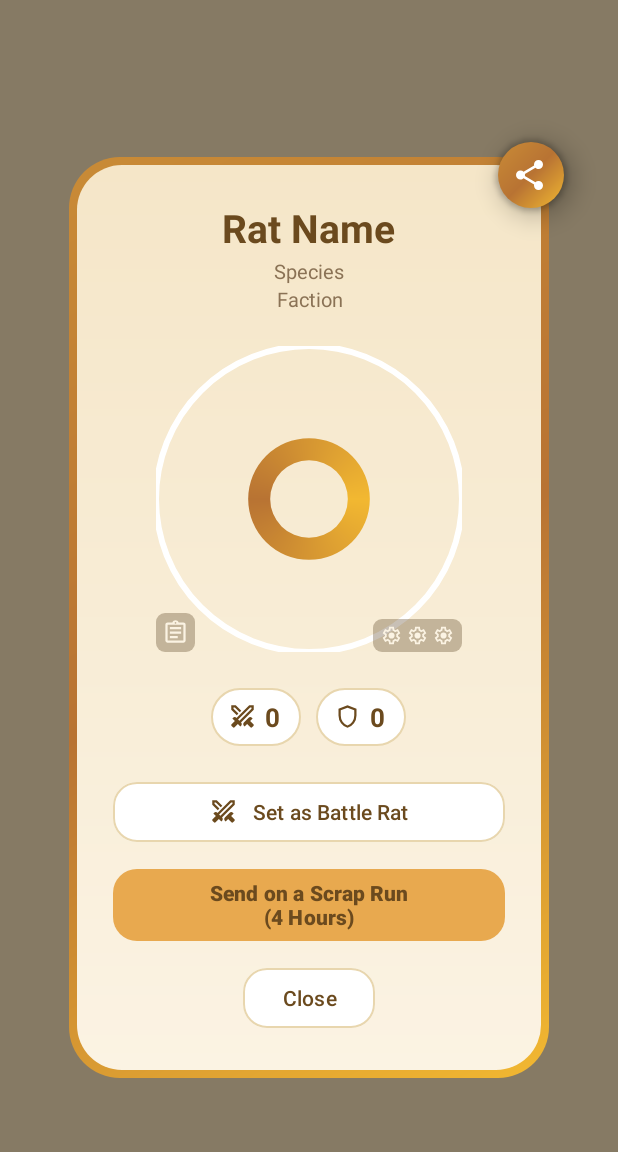
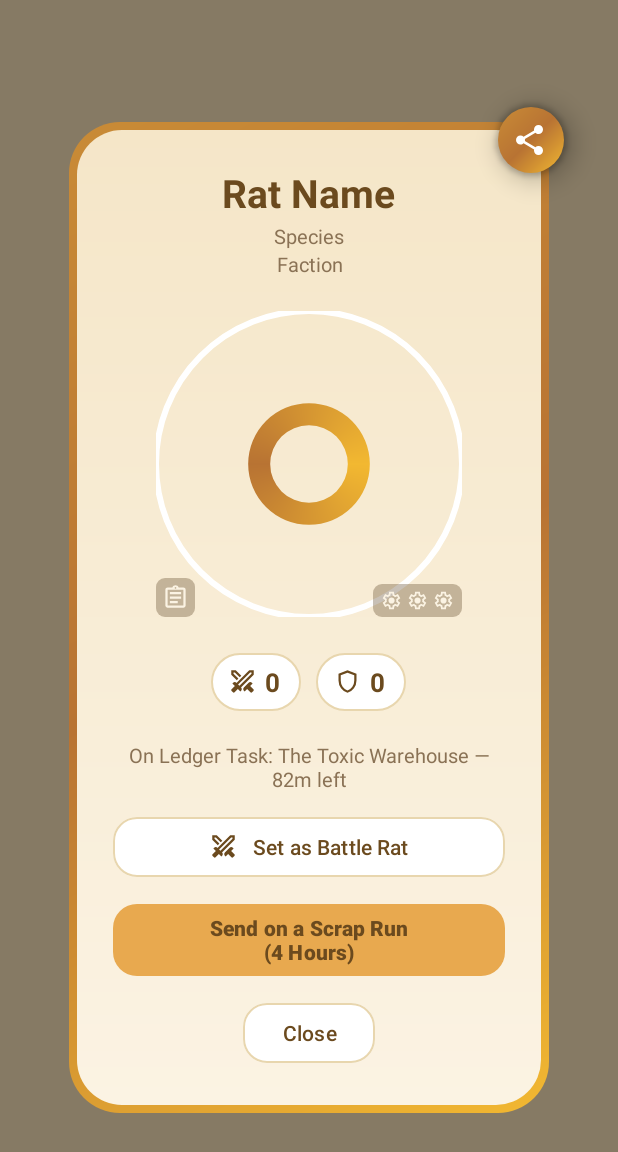
Before and after one commit to jmatts94-gif/RatKingRecon, an Android app: the layout dialog_enlarged_rat.xml on its own in the app's theme, with its tools: preview values and no code run, on a phone screen of 412 x 824 dp. Shown: the top 1152 px of the screen. Run offline under Robolectric (Android 15) with nearby library versions, the phone set to English and light mode, and no system bars.

Commit message:
Cover Ledger Tasks too, not just the Scrap Run - and wobble harder
Requested directly: "i have three rats on tasks, and only one is
currently showing the new symbol... We need them all to show the new
symbol and show that they are on a task when the rat is enlarged."
The previous pass only checked ShopEffects.KEY_EXPEDITION_ACTIVE - the
single-rat Scrap Run - and had no idea a rat could just as well be out
on one of the three concurrent Ledger Task slots (M1/M2/M3), each with
its own rat named against LedgerTasks.assignedRatKey.

LedgerTasks.runningTierFor(prefs, ratId) is the one new piece: which
running slot, if any, currently names this rat - a search rather than
a single lookup, since up to three slots can each name a different rat
at once. RatCardAdapter's badge and EnlargedRatDialog's badge/status
both now check this alongside the existing Scrap Run check, either one
alone being enough to show it - the two are genuinely independent
(naming a rat for a task's bonus was already documented as not
reserving it, so the same rat can be on a Ledger Task and still read
"Send on a Scrap Run" on its own deploy button, which is exactly what
testing this showed).

The enlarged dialog gets its own new status line for a Ledger Task -
"On Ledger Task: <title> — <mins>m left" - rather than folding it into
the deploy button, since that button is specifically about the Scrap
Run and would otherwise say something false about a rat that can
still be sent. Minutes-only, matching task_exploring's own existing
format on the Tasks screen rather than inventing an hours-and-minutes
phrasing that screen has never used for this number.

Also: "make the wobble of the icon a little more pronounced" - widened
from a +-10deg/400ms burst to +-18deg/700ms with two extra beats, still
the same settle-then-twitch shape, just bigger and longer.

Verified live: a second rat (named on a running Ledger Task) now shows
the grid badge alongside the Scrap Run rat; opening its enlarged card
shows the same badge plus the new status line, with the Scrap Run
button confirmed still active rather than disabled. The bigger wobble
confirmed via a screenshot burst catching it clearly tilted. Build and
unit tests clean.

Co-Authored-By: Claude Sonnet 5 <noreply@anthropic.com>
Claude-Session: https://claude.ai/code/session_015znHDKhJtWkQbFgVL1Undx

```diff
--- a/app/src/main/res/layout/dialog_enlarged_rat.xml
+++ b/app/src/main/res/layout/dialog_enlarged_rat.xml
@@ -237,6 +237,28 @@
             </LinearLayout>
 
             <!--
+              Whichever Ledger Task slot has this rat's own id named for its
+              bonus and is still running - see EnlargedRatDialog.kt and
+              LedgerTasks.runningTierFor. Separate from the deploy button
+              below: naming a rat for a task's bonus does not reserve it
+              against the Scrap Run (see LedgerTasks.assignedRatKey's own
+              comment), so a rat can show both a task line here and still
+              read "Send on a Scrap Run" on the button beneath it. Gone for
+              every rat not currently named on a running slot.
+            -->
+            <TextView
+                android:id="@+id/enlargedTaskStatus"
+                android:layout_width="match_parent"
+                android:layout_height="wrap_content"
+                android:gravity="center"
+                android:textColor="@color/text_muted"
+                android:textSize="13sp"
+                android:layout_marginBottom="12dp"
+                android:visibility="gone"
+                tools:text="On Ledger Task: The Toxic Warehouse — 82m left"
+                tools:visibility="visible" />
+
+            <!--
               The faction effects a splice's parents rolled, if any - see
               EnlargedRatDialog. Empty and gone for every ordinary rat; populated
               and shown only for the one-time reveal right after a splice, since
--- a/app/src/main/res/values/strings.xml
+++ b/app/src/main/res/values/strings.xml
@@ -124,6 +124,8 @@
     <string name="card_task_badge_description">Out on a Scrap Run</string>
     <!-- The enlarged rat dialog's deploy button, once this specific rat is the one out - see EnlargedRatDialog -->
     <string name="enlarged_on_scrap_run">On Scrap Run\n%1$s</string>
+    <!-- The enlarged rat dialog's own status line for a rat named on a running Ledger Task slot - task title, minutes left -->
+    <string name="enlarged_on_ledger_task">On Ledger Task: %1$s — %2$dm left</string>
     <!-- steps walked today -->
     <string name="tile_steps">%1$d steps</string>
     <!-- today's distance, estimated from an average stride -->
```
Also changed, not shown: app/src/main/java/io/github/jmatts94/ratkingrecon/EnlargedRatDialog.kt (+23 -2 lines), app/src/main/java/io/github/jmatts94/ratkingrecon/LedgerTasks.kt (+18 -0 lines), app/src/main/java/io/github/jmatts94/ratkingrecon/RatCardAdapter.kt (+23 -11 lines).
